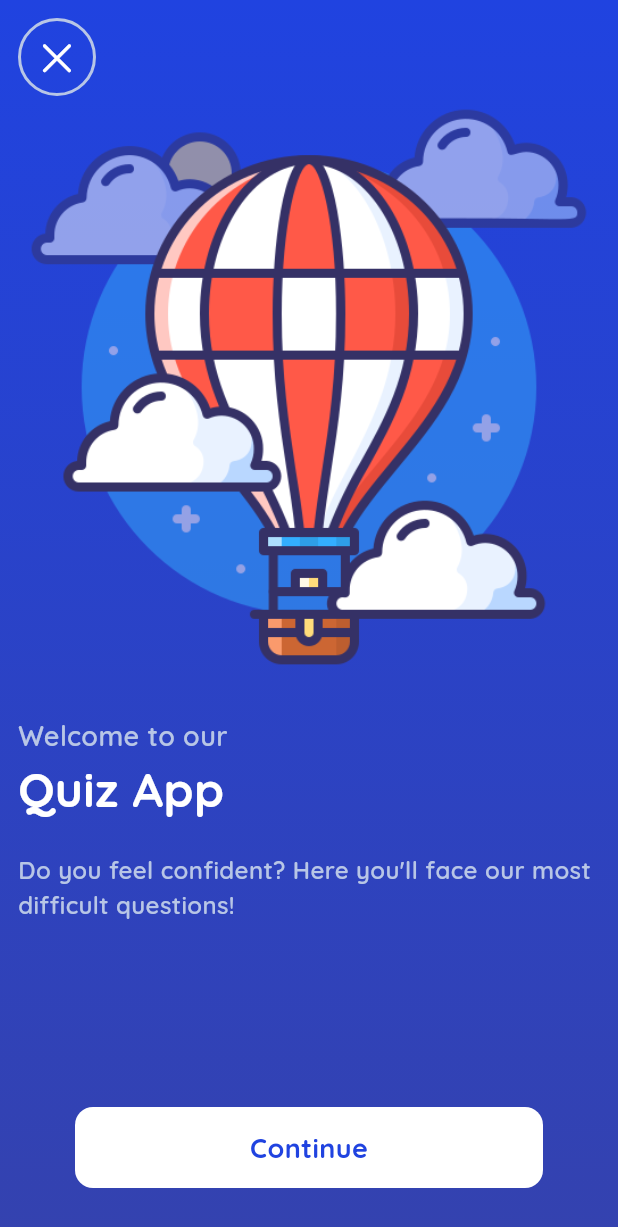
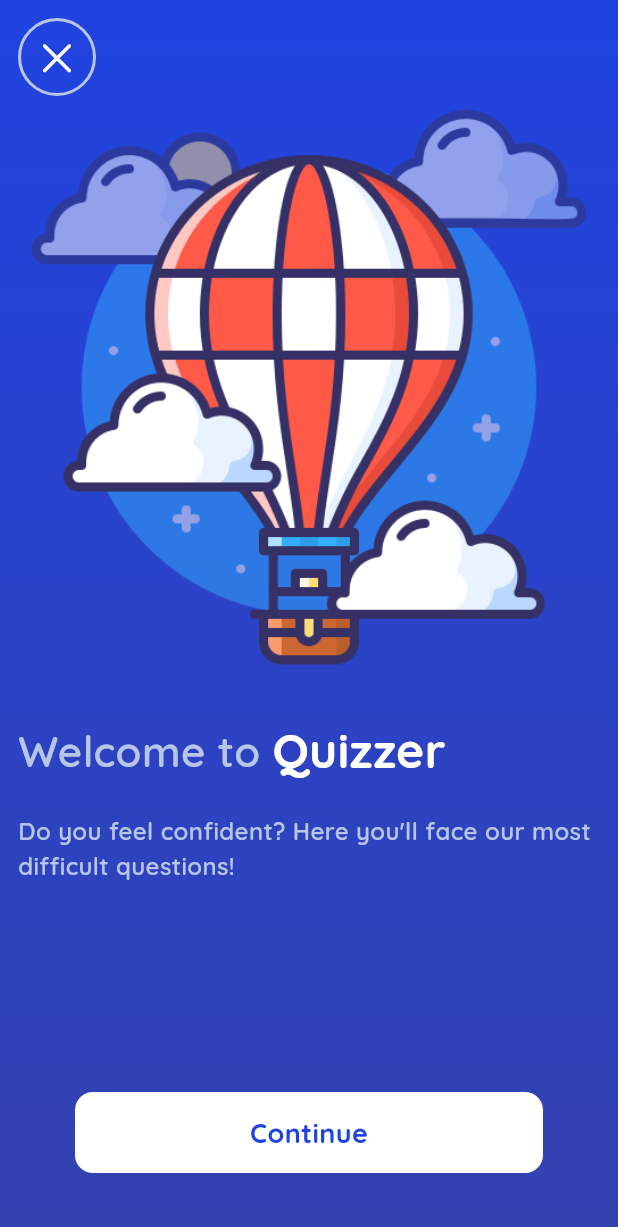
Before and after one commit to aankitasoni/Quizzer, a Flutter app: the screen it shows after launch, on a phone screen of 412 x 824 dp. Shown: the top 1227 px of the screen. Run offline on Flutter 3.47's test engine with Material 3 defaults, Android fonts, the phone set to English and light mode, and no system bars.

```diff
--- a/lib/screens/home_screen.dart
+++ b/lib/screens/home_screen.dart
@@ -52,12 +52,17 @@ class HomeScreen extends StatelessWidget {
               const SizedBox(
                 height: 25,
               ),
-              normalText(
-                "Welcome to our",
-                lightGrey,
-                18,
+              Row(
+                children: [
+                  normalText(
+                    "Welcome to ",
+                    lightGrey,
+                    28,
+                  ),
+                  // const SizedBox(width: 5,),
+                  headingText("Quizzer", Colors.white, 32),
+                ],
               ),
-              headingText("Quiz App", Colors.white, 32),
               const SizedBox(
                 height: 20,
               ),
@@ -78,7 +83,7 @@ class HomeScreen extends StatelessWidget {
                     );
                   },
                   child: Container(
-                    margin: const EdgeInsets.only(bottom: 20),
+                    margin: const EdgeInsets.only(bottom: 30),
                     alignment: Alignment.center,
                     width: size.width - 100,
                     padding: const EdgeInsets.all(14),
```
